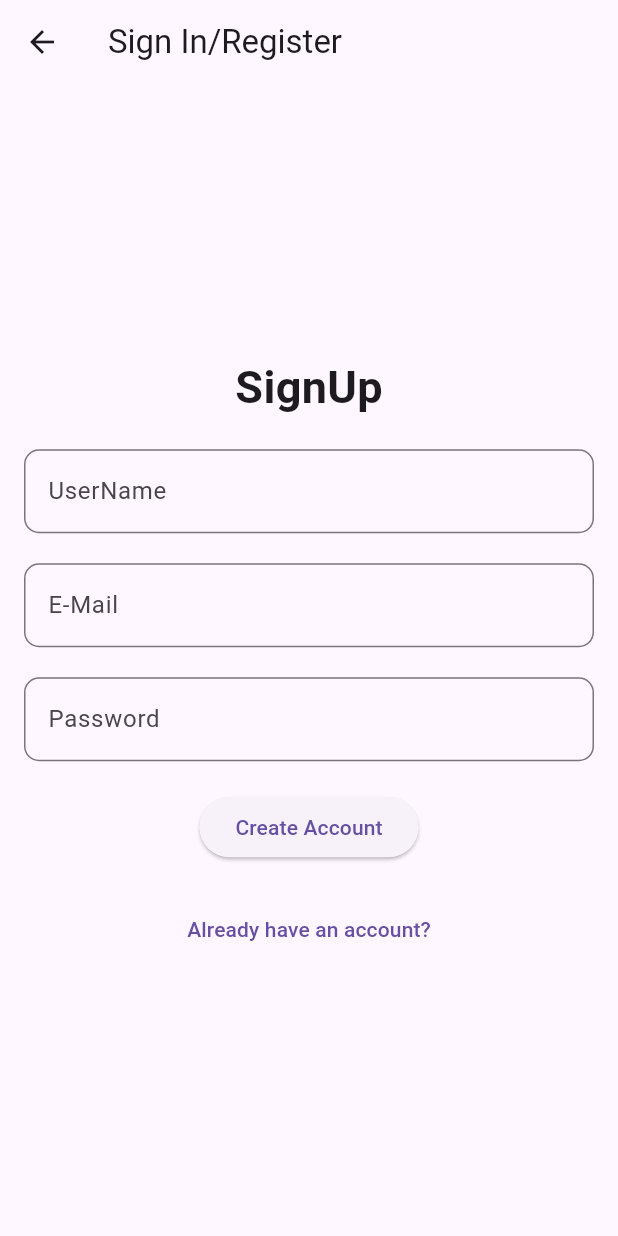
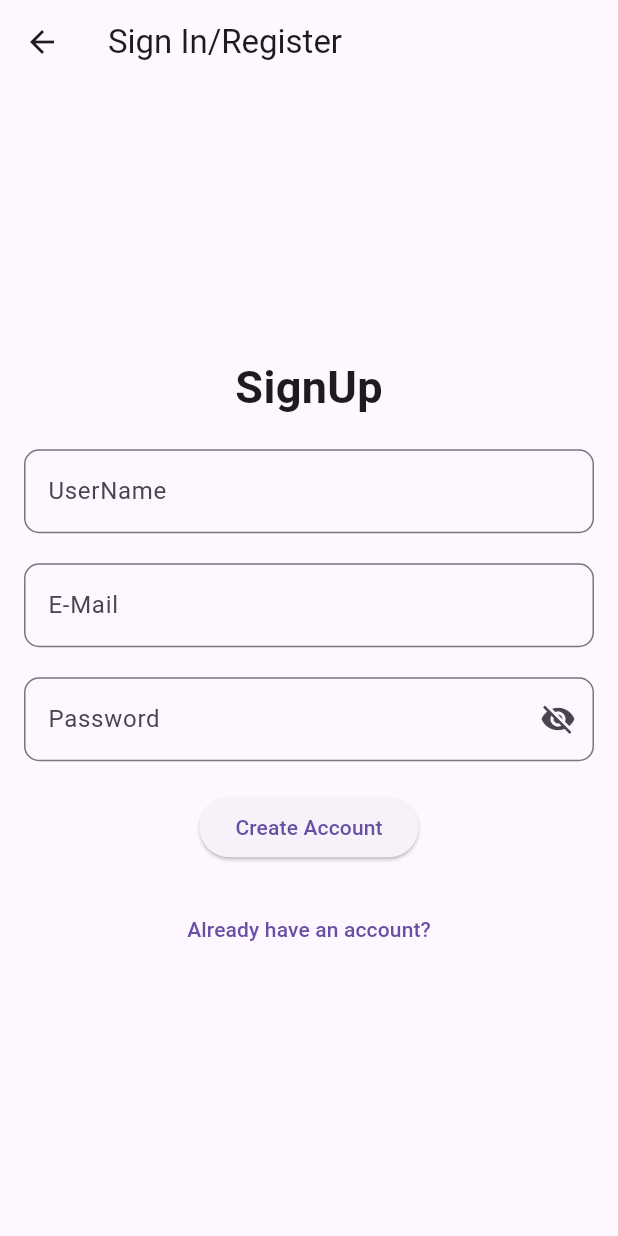
Before and after one commit to sarath992/firebase_apps, a Flutter app: the screen it shows after launch, after a tap on "Don't have an account?", on a phone screen of 412 x 824 dp. Run offline on Flutter 3.47's test engine with Material 3 defaults, Android fonts, the phone set to English and light mode, and no system bars; our stand-ins replace cloud_firestore, equatable, firebase_auth, firebase_core, flutter_bloc, qr_flutter; accounts and stored records are empty; network calls fail.

Commit message:
Latest commit

```diff
--- a/lib/common_widgets/common_widgets.dart
+++ b/lib/common_widgets/common_widgets.dart
@@ -1,7 +1,7 @@
 import 'package:flutter/material.dart';
 
 class CommonWidgets {
-  static AppBar buildAppBar(String title, { List<IconButton>? actions}) {
+  static AppBar buildAppBar(String title, {List<IconButton>? actions}) {
     return AppBar(
       title: Text(title),
       backgroundColor: Colors.blue,
@@ -9,16 +9,17 @@ class CommonWidgets {
     );
   }
 
-  static Widget buildTextFormField({
-    required TextEditingController controller,
+  static Widget buildTextFormField(
+      {required TextEditingController controller,
       required String labelText,
       required FormFieldValidator<String> validator,
       bool obscureText = false,
-  }) {
+      Widget? suffixIcon}) {
     return TextFormField(
       controller: controller,
       decoration: InputDecoration(
         labelText: labelText,
+        suffixIcon: suffixIcon,
         border: OutlineInputBorder(
           borderRadius: BorderRadius.circular(10.0),
         ),
@@ -58,9 +59,10 @@ class CommonWidgets {
   static Widget buildTextField({
     required TextEditingController controller,
     required String labelText,
-  required InputDecoration decoration,
-  }){
+    InputDecoration? decoration,
+  }) {
     return TextField(
+      obscureText: false,
       controller: controller,
       decoration: InputDecoration(
         labelText: labelText,
--- a/lib/main.dart
+++ b/lib/main.dart
@@ -1,18 +1,15 @@
-import 'package:auth_firebase_application/authentication/login_authentication.dart';
-import 'package:auth_firebase_application/pages/login.dart';
+import 'package:auth_firebase_application/pages/splash_screen.dart';
 import 'package:firebase_core/firebase_core.dart';
 import 'package:flutter/material.dart';
-import 'package:flutter_bloc/flutter_bloc.dart';
 
- main()async {
+main() async {
   WidgetsFlutterBinding.ensureInitialized();
   await Firebase.initializeApp(
-    options:FirebaseOptions(
+      options: FirebaseOptions(
           apiKey: 'AIzaSyAfdQTtPjOOWXuPklBcbnRh55CiJ-PNjJg',
           appId: '1:540416922759:android:ad48f53f72da5c0a7ad422',
           messagingSenderId: '540416922759',
-         projectId: 'fir-application-edfab')
-  );
+          projectId: 'fir-application-edfab'));
   runApp(MyApp());
 }
 
@@ -21,13 +18,10 @@ class MyApp extends StatelessWidget {
 
   @override
   Widget build(BuildContext context) {
-    return BlocProvider(
-      create: (context) =>AuthBloc(),
-      child: MaterialApp(
+    return const MaterialApp(
       title: "Flutter FireBase",
-        home: Login(),
+      home: SplashScreen(),
       debugShowCheckedModeBanner: false,
-      ),
     );
   }
 }
--- a/lib/pages/login.dart
+++ b/lib/pages/login.dart
@@ -5,9 +5,12 @@ import 'package:auth_firebase_application/common_widgets/common_widgets.dart';
 import 'package:auth_firebase_application/pages/pin_login.dart';
 import 'package:auth_firebase_application/pages/signup.dart';
 import 'package:flutter/material.dart';
+import 'package:flutter/services.dart';
 import 'package:flutter_bloc/flutter_bloc.dart';
 
 class Login extends StatefulWidget {
+  const Login({super.key});
+
   @override
   State<Login> createState() => _LoginState();
 }
@@ -16,11 +19,22 @@ class _LoginState extends State<Login> {
   final TextEditingController _emailController = TextEditingController();
 
   final TextEditingController _passwordController = TextEditingController();
+  bool obscureText = true;
+
+  void _passwordVisibility() {
+    setState(() {
+      obscureText = !obscureText;
+    });
+  }
+
+  void initState() {
+    super.initState();
+    SystemChannels.platform.invokeMethod('SystemNavigator.pop');
+  }
 
   @override
   Widget build(BuildContext context) {
     final authBloc = BlocProvider.of<AuthBloc>(context);
-
 
     return Scaffold(
       appBar: CommonWidgets.buildAppBar('Login'),
@@ -69,7 +83,12 @@ class _LoginState extends State<Login> {
                     }
                     return null;
                   },
-              ),
+                  obscureText: obscureText,
+                  suffixIcon: IconButton(
+                      onPressed: _passwordVisibility,
+                      icon: Icon(
+                        obscureText ? Icons.visibility_off : Icons.visibility,
+                      ))),
               CommonWidgets.buildSizedBox(height: 20.0),
               CommonWidgets.buildElevatedButton(
                   onPressed: () {
--- a/lib/pages/signup.dart
+++ b/lib/pages/signup.dart
@@ -1,16 +1,37 @@
+import 'package:auth_firebase_application/authentication/login_authentication.dart';
 import 'package:auth_firebase_application/authentication/pin_login_authentication.dart';
 import 'package:auth_firebase_application/authentication/signup_authentication.dart';
 import 'package:auth_firebase_application/common_widgets/common_widgets.dart';
+import 'package:auth_firebase_application/pages/login.dart';
 import 'package:auth_firebase_application/pages/pin_login.dart';
 import 'package:flutter/material.dart';
+import 'package:flutter/services.dart';
 import 'package:flutter_bloc/flutter_bloc.dart';
 
-class SignInRegisterPage extends StatelessWidget {
+class SignInRegisterPage extends StatefulWidget {
+  @override
+  State<SignInRegisterPage> createState() => _SignInRegisterPageState();
+}
+
+class _SignInRegisterPageState extends State<SignInRegisterPage> {
   final TextEditingController _emailController = TextEditingController();
 
   final TextEditingController _nameController = TextEditingController();
 
   final TextEditingController _passwordController = TextEditingController();
+
+  bool obscureText = true;
+
+  void _passwordVisibility() {
+    setState(() {
+      obscureText = !obscureText;
+    });
+  }
+
+  void initState() {
+    super.initState();
+    SystemChannels.platform.invokeMethod('SystemNavigator.pop');
+  }
 
   @override
   Widget build(BuildContext context) {
@@ -76,7 +97,12 @@ class SignInRegisterPage extends StatelessWidget {
                     }
                     return null;
                   },
-              ),
+                  obscureText: obscureText,
+                  suffixIcon: IconButton(
+                      onPressed: _passwordVisibility,
+                      icon: Icon(
+                        obscureText ? Icons.visibility_off : Icons.visibility,
+                      ))),
               CommonWidgets.buildSizedBox(height: 20.0),
               CommonWidgets.buildElevatedButton(
                 onPressed: () {
@@ -96,8 +122,8 @@ class SignInRegisterPage extends StatelessWidget {
                     onPressed: () {
                       Navigator.of(context).push(MaterialPageRoute(
                         builder: (BuildContext context) => BlocProvider(
-                          create: (context) => AuthBloc_signup(),
-                          child: SignInRegisterPage(),
+                          create: (context) => AuthBloc(),
+                          child: Login(),
                         ),
                       ));
                     },
--- /dev/null
+++ b/lib/pages/splash_screen.dart
@@ -0,0 +1,68 @@
+import 'package:auth_firebase_application/authentication/login_authentication.dart';
+import 'package:auth_firebase_application/authentication/pin_login_authentication.dart';
+import 'package:auth_firebase_application/pages/login.dart';
+import 'package:auth_firebase_application/pages/pin_login.dart';
+import 'package:firebase_auth/firebase_auth.dart';
+import 'package:flutter/material.dart';
+import 'package:flutter/services.dart';
+import 'package:flutter_bloc/flutter_bloc.dart';
+
+class SplashScreen extends StatefulWidget {
+  const SplashScreen({super.key});
+
+  @override
+  State<SplashScreen> createState() => _SplashScreenState();
+}
+
+class _SplashScreenState extends State<SplashScreen> {
+  @override
+  void initState() {
+    super.initState();
+    SystemChannels.platform.invokeMethod('SystemNavigator.pop');
+
+    _navigateToNextScreen();
+  }
+
+  void _navigateToNextScreen() {
+    Future.delayed(Duration(seconds: 3), () {
+      if (isLoggedIn()) {
+        Navigator.of(context).push(MaterialPageRoute(
+          builder: (BuildContext context) => BlocProvider(
+            create: (context) => AuthBloc_Pin(),
+            child: Pingen(),
+          ),
+        ));
+      } else {
+        Navigator.of(context).pushReplacement(
+          MaterialPageRoute(
+            builder: (BuildContext context) => BlocProvider(
+              create: (context) => AuthBloc(),
+              child: Login(),
+            ),
+          ),
+        );
+      }
+    });
+  }
+
+  bool isLoggedIn() {
+    final user = FirebaseAuth.instance.currentUser;
+    if (user == null) {
+      return false;
+    } else {
+      return true;
+    }
+  }
+
+  @override
+  Widget build(BuildContext context) {
+    return const Scaffold(
+      backgroundColor: Colors.blue,
+      body: Center(
+          child: Text(
+        "FireBase Application",
+        style: TextStyle(fontWeight: FontWeight.bold, fontSize: 40.0),
+      )),
+    );
+  }
+}
--- a/pubspec.yaml
+++ b/pubspec.yaml
@@ -41,6 +41,7 @@ dependencies:
   firebase_storage: ^11.6.10
   flutter_bloc: ^8.1.4
   qr_flutter: ^4.1.0
+  equatable: ^2.0.5
 
 dev_dependencies:
   flutter_test:
```
Also changed, not shown: lib/authentication/add_to_db_authentication .dart (added, +75 -0 lines), lib/authentication/add_to_firebase_autentication .dart (deleted, +0 -63 lines), lib/authentication/pin_login_authentication.dart (+4 -57 lines), lib/authentication/product_list_authentication.dart (+6 -2 lines), lib/authentication/signup_authentication.dart (+3 -4 lines), lib/model/dummy_data.dart (+2 -165 lines), lib/pages/pin_login.dart (+7 -6 lines), lib/pages/product_details.dart (+46 -9 lines), lib/pages/product_list.dart (+29 -17 lines), lib/authentication/login_authentication.dart (line endings or trailing spaces), pubspec.lock. Lines whose indentation alone changed are shown as unchanged.
